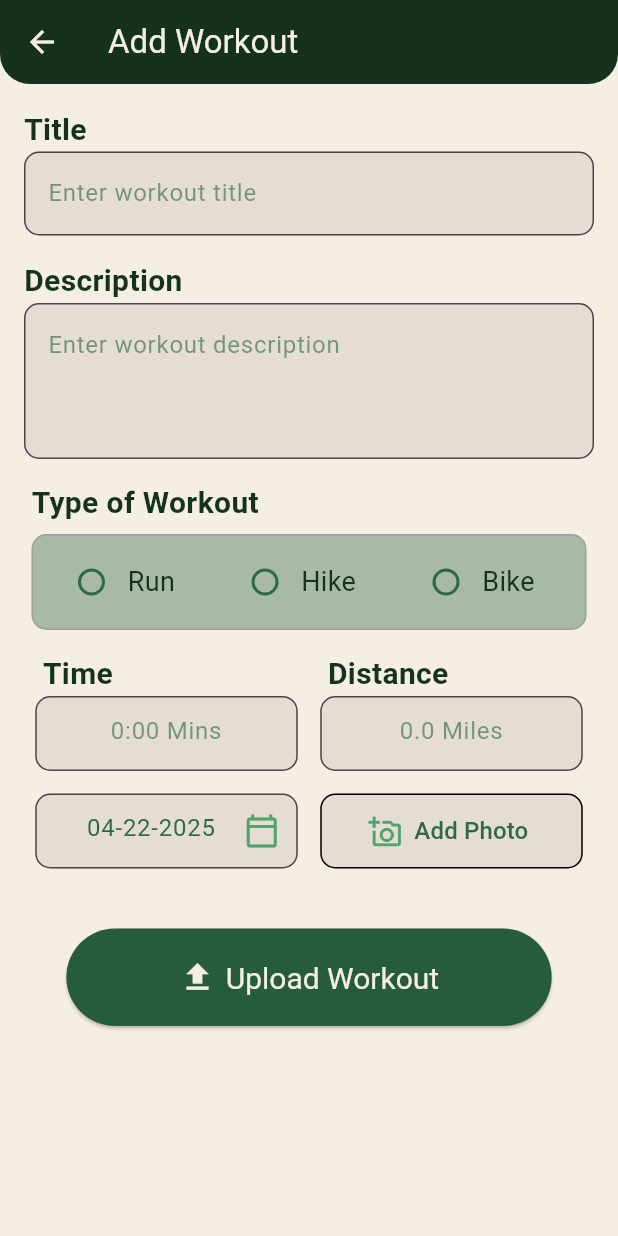
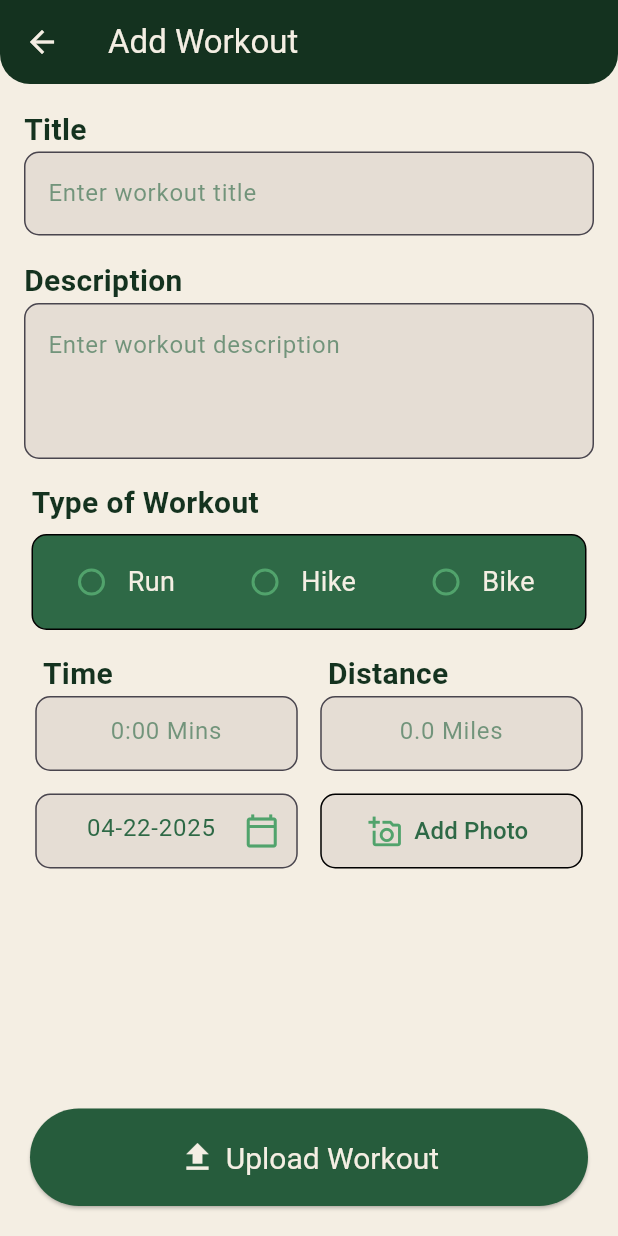
Before and after one commit to marcsaffold17/GetFitApp, a Flutter app: the WorkoutEntryScreen screen opened directly with empty values, after a tap on "Upload Workout", on a phone screen of 412 x 824 dp. Run offline on Flutter 3.47's test engine with Material 3 defaults, Android fonts, the phone set to English and light mode, and no system bars; our stand-ins replace cloud_firestore, firebase_core, firebase_storage, fl_chart, google_nav_bar, image_picker and 1 more; accounts and stored records are empty.

Commit message:
Made the upload data button a footer button

```diff
--- a/get_fit_app/lib/main.dart
+++ b/get_fit_app/lib/main.dart
@@ -18,6 +18,11 @@ class MyApp extends StatelessWidget {
       theme: ThemeData(
         primarySwatch: Colors.blue,
         colorScheme: ColorScheme.fromSeed(seedColor: Colors.deepPurple),
+        textSelectionTheme: TextSelectionThemeData(
+          cursorColor: Color.fromARGB(255, 46, 105, 70),
+          selectionColor: Color.fromARGB(100, 81, 163, 108),
+          selectionHandleColor: Color.fromARGB(255, 46, 105, 70),
+        ),
         progressIndicatorTheme: ProgressIndicatorThemeData(
           color: const Color.fromARGB(255, 46, 105, 70),
         ),
--- a/get_fit_app/lib/view/insert_workout_view.dart
+++ b/get_fit_app/lib/view/insert_workout_view.dart
@@ -138,16 +138,16 @@ class _WorkoutEntryScreenState extends State<WorkoutEntryScreen>
               Set<WidgetState> states,
             ) {
               if (states.contains(WidgetState.selected)) {
-                return Color.fromARGB(210, 229, 221, 212);
+                return Color.fromARGB(210, 244, 238, 227);
               }
-              return Color.fromARGB(255, 46, 105, 70);
+              return Color.fromARGB(255, 81, 163, 108);
             }),
           ),
           Text(
             value,
             style: TextStyle(
               fontSize: 18,
-              color: Color.fromARGB(255, 20, 50, 31),
+              color: Color.fromARGB(255, 244, 238, 227),
             ),
           ),
         ],
@@ -235,8 +235,8 @@ class _WorkoutEntryScreenState extends State<WorkoutEntryScreen>
                             width: 370,
                             padding: EdgeInsets.all(7),
                             decoration: BoxDecoration(
-                              color: Color.fromARGB(100, 46, 105, 70),
-                              border: Border.all(color: Colors.grey, width: 1),
+                              color: Color.fromARGB(255, 46, 105, 70),
+                              border: Border.all(),
                               borderRadius: BorderRadius.circular(10),
                             ),
                             child: Align(
@@ -433,19 +433,121 @@ class _WorkoutEntryScreenState extends State<WorkoutEntryScreen>
                     ),
                   ),
                 SizedBox(height: 20),
-                ElevatedButton.icon(
+                // ElevatedButton.icon(
+                //   onPressed: () async {
+                //     // First validate all fields
+                //     setState(() {
+                //       print(_dateError);
+                //       _dropdownError =
+                //           _workoutType == null
+                //               ? 'Please select a workout type'
+                //               : null;
+                //       _dateError = _validateDate(_dayController.text);
+                //     });
+
+                //     // Only proceed if all validations pass
+                //     if (_formKey.currentState!.validate() &&
+                //         _dropdownError == null &&
+                //         _dateError == null) {
+                //       widget.presenter.view = this;
+                //       double? distance =
+                //           double.tryParse(_distanceController.text) ?? 0.0;
+                //       int? time = int.tryParse(_timeController.text) ?? 0;
+                //       String? uploadedImageUrl;
+
+                //       if (_image != null) {
+                //         uploadedImageUrl = await uploadImage(_image!);
+                //         if (uploadedImageUrl == null) {
+                //           ScaffoldMessenger.of(context).showSnackBar(
+                //             SnackBar(
+                //               content: Text(
+                //                 'Photo upload failed, uploading without photo',
+                //               ),
+                //               duration: Duration(seconds: 3),
+                //             ),
+                //           );
+                //           final newWorkout = Workout(
+                //             day: Timestamp.fromDate(
+                //               DateTime.parse(_dayController.text),
+                //             ),
+                //             description: _descriptionController.text,
+                //             distance: distance,
+                //             time: time,
+                //             title: _titleController.text,
+                //             type: _typeController.text,
+                //             image: null,
+                //           );
+                //           if (globalUsername != null) {
+                //             widget.presenter.addWorkout(
+                //               newWorkout,
+                //               FormattedDate!,
+                //             );
+                //           } else {
+                //             print("Error: Username is null");
+                //           }
+                //           return;
+                //         }
+                //       }
+                //       DateTime parsedDate = DateFormat(
+                //         'MM-dd-yyyy',
+                //       ).parse(_dayController.text);
+                //       final newWorkout = Workout(
+                //         day: Timestamp.fromDate(parsedDate),
+                //         description: _descriptionController.text,
+                //         distance: distance,
+                //         time: time,
+                //         title: _titleController.text,
+                //         type: _typeController.text,
+                //         image: uploadedImageUrl,
+                //       );
+
+                //       if (globalUsername != null && FormattedDate != null) {
+                //         widget.presenter.addWorkout(newWorkout, FormattedDate!);
+                //         if (widget.onWorkoutUploaded != null) {
+                //           widget.onWorkoutUploaded!(); // Call the callback
+                //         }
+                //         Navigator.pop(context);
+                //       } else {
+                //         print("Error: Username is null");
+                //       }
+                //     }
+                //   },
+                //   style: ElevatedButton.styleFrom(
+                //     backgroundColor: Color.fromARGB(255, 38, 92, 60),
+                //     padding: EdgeInsets.symmetric(
+                //       horizontal: 75.0,
+                //       vertical: 20.0,
+                //     ),
+                //     textStyle: TextStyle(fontSize: 20.0),
+                //   ),
+                //   icon: Icon(
+                //     Icons.upload,
+                //     color: Color.fromARGB(255, 244, 238, 227),
+                //     size: 25,
+                //   ),
+
+                //   label: Text(
+                //     'Upload Workout',
+                //     style: TextStyle(color: Color.fromARGB(255, 244, 238, 227)),
+                //   ),
+                // ),
+              ],
+            ),
+          ),
+        ),
+      ),
+      bottomNavigationBar: Container(
+        color: Color.fromARGB(255, 244, 238, 227),
+        padding: EdgeInsets.only(bottom: 20.0, left: 20.0, right: 20.0),
+        child: ElevatedButton.icon(
           onPressed: () async {
-                    // First validate all fields
             setState(() {
               print(_dateError);
               _dropdownError =
-                          _workoutType == null
-                              ? 'Please select a workout type'
-                              : null;
+                  _workoutType == null ? 'Please select a workout type' : null;
               _dateError = _validateDate(_dayController.text);
             });
 
-                    // Only proceed if all validations pass
             if (_formKey.currentState!.validate() &&
                 _dropdownError == null &&
                 _dateError == null) {
@@ -478,16 +580,14 @@ class _WorkoutEntryScreenState extends State<WorkoutEntryScreen>
                     image: null,
                   );
                   if (globalUsername != null) {
-                            widget.presenter.addWorkout(
-                              newWorkout,
-                              FormattedDate!,
-                            );
+                    widget.presenter.addWorkout(newWorkout, FormattedDate!);
                   } else {
                     print("Error: Username is null");
                   }
                   return;
                 }
               }
+
               DateTime parsedDate = DateFormat(
                 'MM-dd-yyyy',
               ).parse(_dayController.text);
@@ -504,7 +604,7 @@ class _WorkoutEntryScreenState extends State<WorkoutEntryScreen>
               if (globalUsername != null && FormattedDate != null) {
                 widget.presenter.addWorkout(newWorkout, FormattedDate!);
                 if (widget.onWorkoutUploaded != null) {
-                          widget.onWorkoutUploaded!(); // Call the callback
+                  widget.onWorkoutUploaded!();
                 }
                 Navigator.pop(context);
               } else {
@@ -514,10 +614,7 @@ class _WorkoutEntryScreenState extends State<WorkoutEntryScreen>
           },
           style: ElevatedButton.styleFrom(
             backgroundColor: Color.fromARGB(255, 38, 92, 60),
-                    padding: EdgeInsets.symmetric(
-                      horizontal: 75.0,
-                      vertical: 20.0,
-                    ),
+            padding: EdgeInsets.symmetric(horizontal: 75.0, vertical: 20.0),
             textStyle: TextStyle(fontSize: 20.0),
           ),
           icon: Icon(
@@ -525,14 +622,9 @@ class _WorkoutEntryScreenState extends State<WorkoutEntryScreen>
             color: Color.fromARGB(255, 244, 238, 227),
             size: 25,
           ),
-
           label: Text(
             'Upload Workout',
             style: TextStyle(color: Color.fromARGB(255, 244, 238, 227)),
-                  ),
-                ),
-              ],
-            ),
           ),
         ),
       ),
```
Lines whose indentation alone changed are shown as unchanged.
